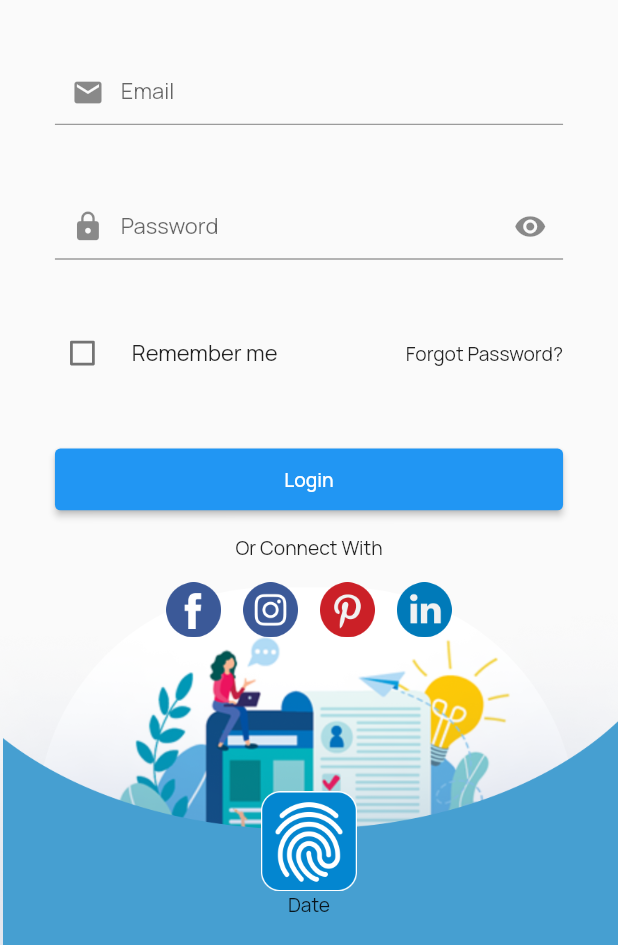
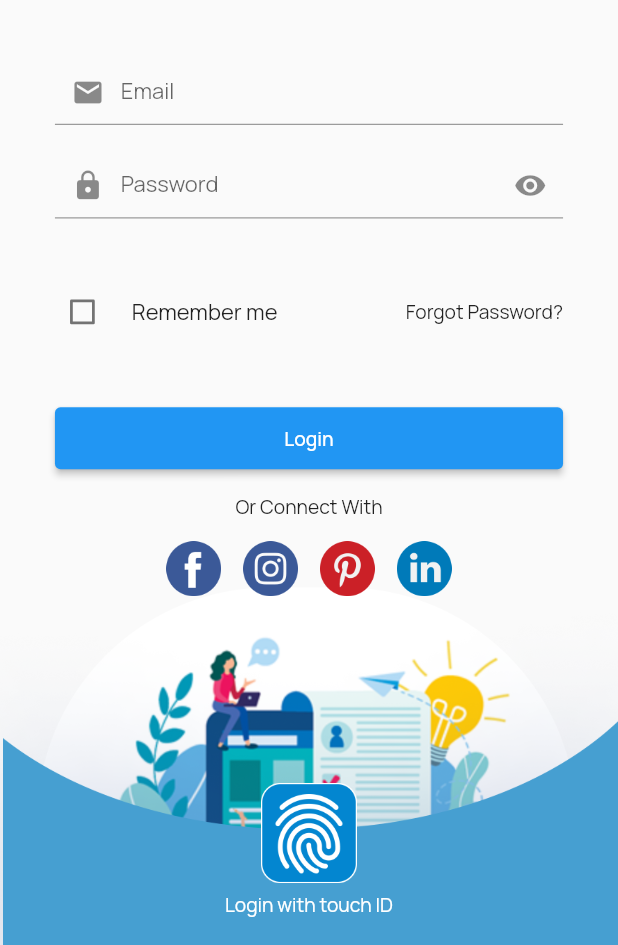
Before and after one commit to handika231/test-job, a Flutter app: the screen it shows after launch, after a tap on "Login", on a phone screen of 412 x 824 dp, the part 291-1236 px from its top. Run offline on Flutter 3.47's test engine with Material 2 defaults, Android fonts, the phone set to English and light mode, and no system bars; our stand-ins replace get, google_fonts, responsive_framework.

Commit message:
refactory login

```diff
--- a/lib/presentation/pages/login/login_page.dart
+++ b/lib/presentation/pages/login/login_page.dart
@@ -1,8 +1,10 @@
 import 'package:flutter/material.dart';
-import 'package:money_app/common/extension.dart';
 import 'package:money_app/common/style.dart';
 
-import 'header_login_widget.dart';
+import 'widgets/footer_login_widget.dart';
+import 'widgets/header_login_widget.dart';
+import 'widgets/login_widget.dart';
+import 'widgets/register_widget.dart';
 
 class LoginPage extends StatelessWidget {
   const LoginPage({super.key});
@@ -10,8 +12,13 @@ class LoginPage extends StatelessWidget {
   @override
   Widget build(BuildContext context) {
     return Scaffold(
+      resizeToAvoidBottomInset: false,
       body: SafeArea(
-        child: Column(
+        bottom: false,
+        child: Stack(
+          children: [
+            const FooterLoginWidget(),
+            Column(
               crossAxisAlignment: CrossAxisAlignment.stretch,
               children: [
                 const HeaderLoginWidget(),
@@ -41,140 +48,16 @@ class LoginPage extends StatelessWidget {
                     ),
                   ],
                 ),
-            Expanded(
+                Flexible(
                   child: PageView(
-                children: [
-                  Stack(
-                    children: [
-                      Align(
-                        alignment: Alignment.bottomCenter,
-                        child: Stack(
-                          children: [
-                            Image.asset(
-                              'footer-img'.path,
-                              fit: BoxFit.fitWidth,
-                            ),
-                            Positioned(
-                              bottom: 20,
-                              right: 0,
-                              left: 0,
-                              child: Column(
-                                children: [
-                                  Image.asset(
-                                    'finger'.path,
-                                    width: 70,
-                                  ),
-                                  const Text('Date')
+                    children: const [
+                      LoginWidget(),
+                      RegisterWidget(),
                     ],
                   ),
                 )
               ],
             ),
-                      ),
-                      Container(
-                        margin: const EdgeInsets.only(
-                          top: 30,
-                          left: 40,
-                          right: 40,
-                        ),
-                        child: Column(
-                          crossAxisAlignment: CrossAxisAlignment.stretch,
-                          children: [
-                            const TextField(
-                              decoration: InputDecoration(
-                                hintText: 'Email',
-                                prefixIcon: Icon(Icons.email),
-                              ),
-                            ),
-                            const SizedBox(
-                              height: 50,
-                            ),
-                            const TextField(
-                              obscureText: true,
-                              decoration: InputDecoration(
-                                hintText: 'Password',
-                                prefixIcon: Icon(Icons.lock),
-                                suffixIcon: Icon(Icons.visibility),
-                              ),
-                            ),
-                            const SizedBox(
-                              height: 40,
-                            ),
-                            Row(
-                              children: [
-                                Expanded(
-                                  child: CheckboxListTile(
-                                    contentPadding: EdgeInsets.zero,
-                                    value: false,
-                                    onChanged: (value) {},
-                                    controlAffinity:
-                                        ListTileControlAffinity.leading,
-                                    title: const Text('Remember me'),
-                                  ),
-                                ),
-                                const Expanded(
-                                  child: Text(
-                                    'Forgot Password?',
-                                    textAlign: TextAlign.end,
-                                  ),
-                                ),
-                              ],
-                            ),
-                            const SizedBox(
-                              height: 40,
-                            ),
-                            ElevatedButton(
-                              style: ElevatedButton.styleFrom(
-                                minimumSize: const Size(double.infinity, 45),
-                              ),
-                              onPressed: () {},
-                              child: const Text(
-                                "Login",
-                              ),
-                            ),
-                            const SizedBox(
-                              height: 16,
-                            ),
-                            const Text(
-                              'Or Connect With',
-                              textAlign: TextAlign.center,
-                            ),
-                            const SizedBox(
-                              height: 16,
-                            ),
-                            Wrap(
-                              alignment: WrapAlignment.center,
-                              spacing: 16,
-                              children: [
-                                Image.asset(
-                                  'fb'.path,
-                                  width: 40,
-                                ),
-                                Image.asset(
-                                  'ig'.path,
-                                  width: 40,
-                                ),
-                                Image.asset(
-                                  'pinterest'.path,
-                                  width: 40,
-                                ),
-                                Image.asset(
-                                  'linkedin'.path,
-                                  width: 40,
-                                ),
-                              ],
-                            ),
-                          ],
-                        ),
-                      ),
-                    ],
-                  ),
-                  Container(
-                    color: Colors.blue,
-                  ),
-                ],
-              ),
-            )
           ],
         ),
       ),
--- /dev/null
+++ b/lib/presentation/pages/login/widgets/footer_login_widget.dart
@@ -0,0 +1,45 @@
+import 'package:flutter/material.dart';
+import 'package:money_app/common/extension.dart';
+
+class FooterLoginWidget extends StatelessWidget {
+  const FooterLoginWidget({
+    Key? key,
+  }) : super(key: key);
+
+  @override
+  Widget build(BuildContext context) {
+    return Align(
+      alignment: Alignment.bottomCenter,
+      child: Stack(
+        children: [
+          Image.asset(
+            'footer-img'.path,
+            width: double.infinity,
+          ),
+          Positioned(
+            bottom: 20,
+            left: 0,
+            right: 0,
+            child: Column(
+              children: [
+                Image.asset(
+                  'finger'.path,
+                  width: 70,
+                ),
+                const SizedBox(
+                  height: 6,
+                ),
+                const Text(
+                  'Login with touch ID',
+                  style: TextStyle(
+                    color: Colors.white,
+                  ),
+                )
+              ],
+            ),
+          ),
+        ],
+      ),
+    );
+  }
+}
--- a/lib/presentation/pages/login/header_login_widget.dart
+++ b/lib/presentation/pages/login/widgets/header_login_widget.dart
@@ -1,6 +1,6 @@
 import 'package:flutter/material.dart';
 
-import '../../../common/style.dart';
+import '../../../../common/style.dart';
 
 class HeaderLoginWidget extends StatelessWidget {
   const HeaderLoginWidget({
--- /dev/null
+++ b/lib/presentation/pages/login/widgets/login_widget.dart
@@ -0,0 +1,87 @@
+import 'package:flutter/material.dart';
+
+import 'social_widget.dart';
+
+class LoginWidget extends StatelessWidget {
+  const LoginWidget({
+    Key? key,
+  }) : super(key: key);
+
+  @override
+  Widget build(BuildContext context) {
+    return Container(
+      margin: const EdgeInsets.only(
+        top: 30,
+        left: 40,
+        right: 40,
+      ),
+      child: Column(
+        crossAxisAlignment: CrossAxisAlignment.stretch,
+        children: [
+          const TextField(
+            decoration: InputDecoration(
+              hintText: 'Email',
+              prefixIcon: Icon(Icons.email),
+            ),
+          ),
+          const SizedBox(
+            height: 20,
+          ),
+          const TextField(
+            obscureText: true,
+            decoration: InputDecoration(
+              hintText: 'Password',
+              prefixIcon: Icon(Icons.lock),
+              suffixIcon: Icon(Icons.visibility),
+            ),
+          ),
+          const SizedBox(
+            height: 40,
+          ),
+          Row(
+            children: [
+              Expanded(
+                child: CheckboxListTile(
+                  contentPadding: EdgeInsets.zero,
+                  value: false,
+                  onChanged: (value) {},
+                  controlAffinity: ListTileControlAffinity.leading,
+                  title: const Text('Remember me'),
+                ),
+              ),
+              const Expanded(
+                child: Text(
+                  'Forgot Password?',
+                  textAlign: TextAlign.end,
+                ),
+              ),
+            ],
+          ),
+          const SizedBox(
+            height: 40,
+          ),
+          ElevatedButton(
+            style: ElevatedButton.styleFrom(
+              minimumSize: const Size(double.infinity, 45),
+            ),
+            onPressed: () {},
+            child: const Text(
+              "Login",
+            ),
+          ),
+          const SizedBox(
+            height: 16,
+          ),
+          const Text(
+            'Or Connect With',
+            textAlign: TextAlign.center,
+          ),
+          const SizedBox(
+            height: 16,
+          ),
+          const SocialWidget()
+        ],
+      ),
+    );
+  }
+}
--- /dev/null
+++ b/lib/presentation/pages/login/widgets/register_widget.dart
@@ -0,0 +1,96 @@
+import 'package:flutter/material.dart';
+
+import 'social_widget.dart';
+
+class RegisterWidget extends StatelessWidget {
+  const RegisterWidget({
+    Key? key,
+  }) : super(key: key);
+
+  @override
+  Widget build(BuildContext context) {
+    return Container(
+      margin: const EdgeInsets.only(
+        top: 30,
+        left: 40,
+        right: 40,
+      ),
+      child: Column(
+        crossAxisAlignment: CrossAxisAlignment.stretch,
+        children: [
+          const TextField(
+            decoration: InputDecoration(
+              hintText: 'Email',
+              prefixIcon: Icon(Icons.email),
+            ),
+          ),
+          const SizedBox(
+            height: 20,
+          ),
+          const TextField(
+            decoration: InputDecoration(
+              hintText: 'Name',
+              prefixIcon: Icon(Icons.person),
+            ),
+          ),
+          const SizedBox(
+            height: 20,
+          ),
+          const TextField(
+            obscureText: true,
+            decoration: InputDecoration(
+              hintText: 'Password',
+              prefixIcon: Icon(Icons.lock),
+              suffixIcon: Icon(Icons.visibility),
+            ),
+          ),
+          const SizedBox(
+            height: 40,
+          ),
+          Row(
+            children: [
+              Expanded(
+                child: CheckboxListTile(
+                  contentPadding: EdgeInsets.zero,
+                  value: false,
+                  onChanged: (value) {},
+                  controlAffinity: ListTileControlAffinity.leading,
+                  title: const Text('Remember me'),
+                ),
+              ),
+              const Expanded(
+                child: Text(
+                  'Forgot Password?',
+                  textAlign: TextAlign.end,
+                ),
+              ),
+            ],
+          ),
+          const SizedBox(
+            height: 40,
+          ),
+          ElevatedButton(
+            style: ElevatedButton.styleFrom(
+              minimumSize: const Size(double.infinity, 45),
+            ),
+            onPressed: () {},
+            child: const Text(
+              "Login",
+            ),
+          ),
+          const SizedBox(
+            height: 16,
+          ),
+          const Text(
+            'Or Connect With',
+            textAlign: TextAlign.center,
+          ),
+          const SizedBox(
+            height: 16,
+          ),
+          const SocialWidget(),
+        ],
+      ),
+    );
+  }
+}
--- /dev/null
+++ b/lib/presentation/pages/login/widgets/social_widget.dart
@@ -0,0 +1,34 @@
+import 'package:flutter/material.dart';
+import 'package:money_app/common/extension.dart';
+
+class SocialWidget extends StatelessWidget {
+  const SocialWidget({
+    Key? key,
+  }) : super(key: key);
+
+  @override
+  Widget build(BuildContext context) {
+    return Wrap(
+      alignment: WrapAlignment.center,
+      spacing: 16,
+      children: [
+        Image.asset(
+          'fb'.path,
+          width: 40,
+        ),
+        Image.asset(
+          'ig'.path,
+          width: 40,
+        ),
+        Image.asset(
+          'pinterest'.path,
+          width: 40,
+        ),
+        Image.asset(
+          'linkedin'.path,
+          width: 40,
+        ),
+      ],
+    );
+  }
+}
```
Also changed, not shown: assets/line-vertical.png (added), 1 other file. Lines whose indentation alone changed are shown as unchanged.
